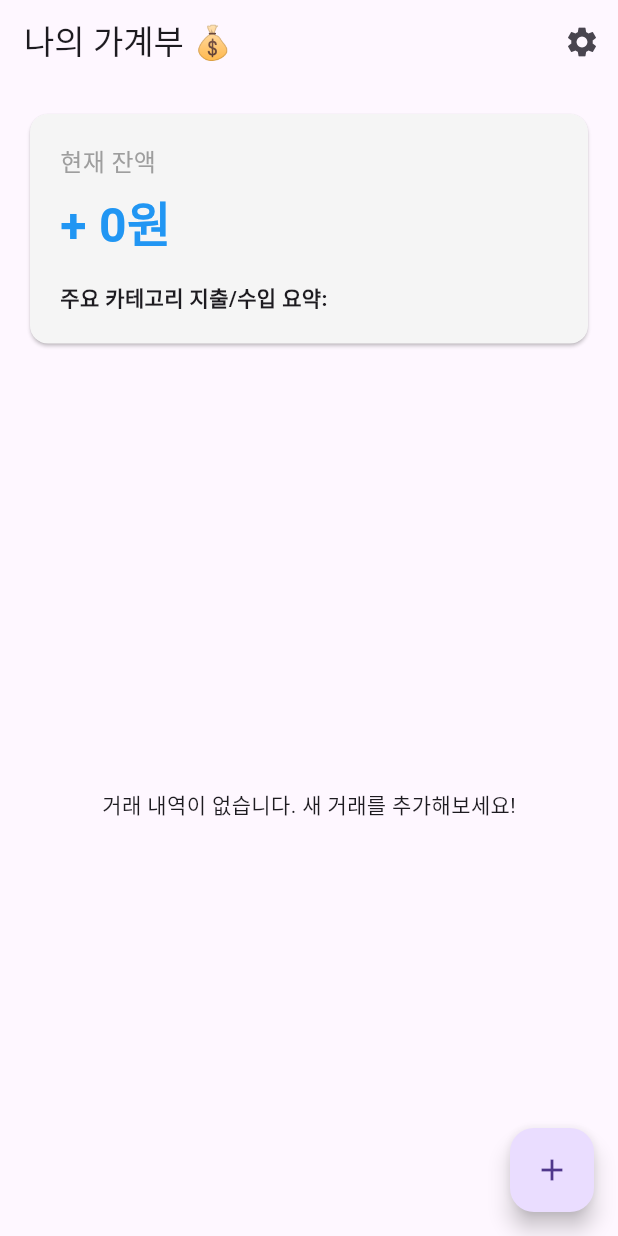
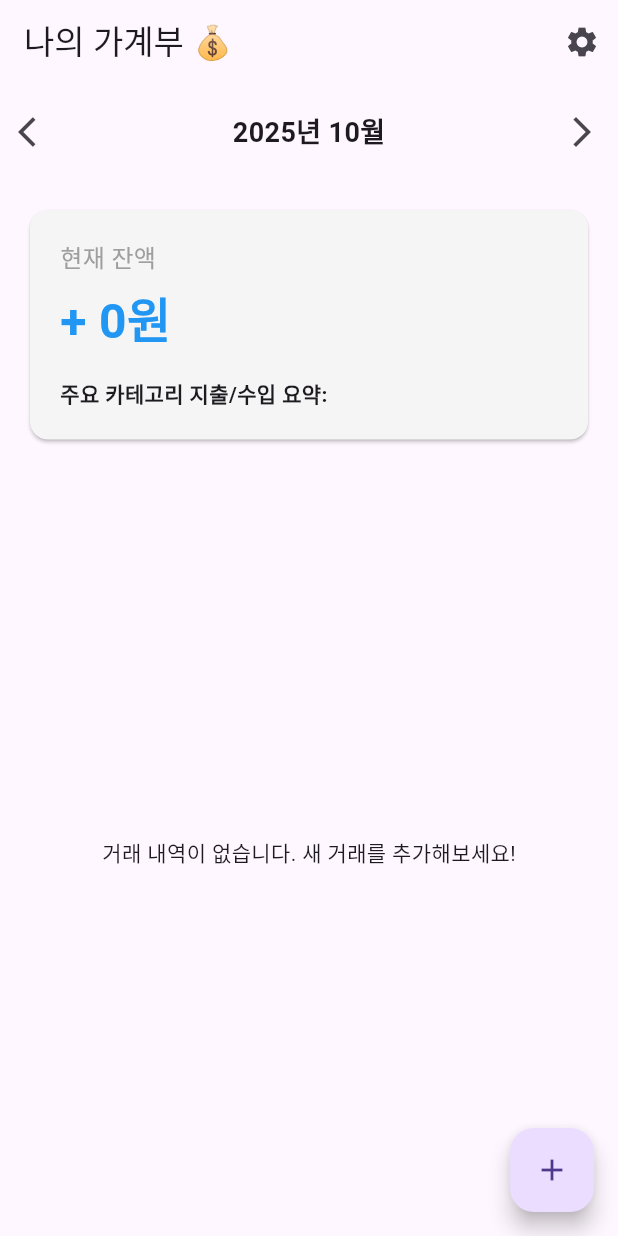
Before and after one commit to flutterkage2k/flutterhivetestingamountapp251010, a Flutter app: the screen it shows after launch, on a phone screen of 412 x 824 dp. Run offline on Flutter 3.47's test engine with Material 3 defaults, Android fonts, the phone set to English and light mode, and no system bars; our stand-ins replace flutter_riverpod, hive, hive_flutter; accounts and stored records are empty.

Commit message:
monthly 구별

```diff
--- a/lib/main.dart
+++ b/lib/main.dart
@@ -6,7 +6,7 @@ import 'package:flutterhivetestingamountapp251010/model/transaction.dart';
 import 'package:flutterhivetestingamountapp251010/model/transaction_type.dart';
 import 'package:flutterhivetestingamountapp251010/repository/category_repository.dart';
 import 'package:flutterhivetestingamountapp251010/view/transaction_list_view.dart';
-import 'package:hive/hive.dart';
+import 'package:hive_flutter/hive_flutter.dart';
 
 import 'repository/transaction_repository.dart'; // Repository 임포트
 
@@ -14,6 +14,10 @@ import 'repository/transaction_repository.dart'; // Repository 임포트
 void main() async {
   // Flutter 엔진 초기화 보장 (비동기 처리 전에 필요)
   WidgetsFlutterBinding.ensureInitialized();
+
+  // ⭐️ 1. Hive 초기화 책임 이관 및 경로 안정화 ⭐️
+  // main.dart에서 직접 Hive를 초기화하여 영구적인 저장소 경로를 보장합니다.
+  await Hive.initFlutter();
 
   // ⭐️ 중요: Repository 초기화 전에 모든 어댑터를 등록합니다. ⭐️
   if (!Hive.isAdapterRegistered(TransactionTypeAdapter().typeId)) {
--- a/lib/provider/balance_provider.dart
+++ b/lib/provider/balance_provider.dart
@@ -1,23 +1,21 @@
-// lib/provider/balance_provider.dart
+// lib/provider/balance_provider.dart (수정)
 
 import 'package:flutter_riverpod/flutter_riverpod.dart';
 
 import '../model/transaction_type.dart';
-import 'transaction_notifier.dart'; // 거래 목록 Provider 임포트
+import 'transaction_notifier.dart'; // ⭐️ filteredTransactionsProvider 사용 ⭐️
 
 // 모든 거래를 바탕으로 현재 잔액을 계산하는 Provider
 final balanceProvider = Provider<int>((ref) {
-  // transactionProvider의 상태(거래 목록)가 변경될 때마다 자동으로 재계산됩니다.
-  final transactions = ref.watch(transactionProvider);
+  // ⭐️ 수정: transactionProvider 대신 filteredTransactionsProvider를 watch합니다. ⭐️
+  final transactions = ref.watch(filteredTransactionsProvider);
 
   int balance = 0;
 
   for (final transaction in transactions) {
     if (transaction.type == TransactionType.income) {
-      // 수입은 잔액에 더합니다.
       balance += transaction.amount;
     } else if (transaction.type == TransactionType.expense) {
-      // 지출은 잔액에서 뺍니다.
       balance -= transaction.amount;
     }
   }
--- a/lib/provider/category_summary_provider.dart
+++ b/lib/provider/category_summary_provider.dart
@@ -1,37 +1,28 @@
-// lib/provider/category_summary_provider.dart
+// lib/provider/category_summary_provider.dart (수정)
 
 import 'package:flutter_riverpod/flutter_riverpod.dart';
 
 import '../model/transaction_type.dart';
-import 'category_notifier.dart'; // 카테고리 이름을 조회하기 위해 필요
-import 'transaction_notifier.dart';
+import 'category_notifier.dart'; // categoryMapProvider 사용
+import 'transaction_notifier.dart'; // ⭐️ filteredTransactionsProvider 사용 ⭐️
 
-// 카테고리 이름(String)을 키로, 총 금액(int)을 값으로 저장할 타입 정의
-// Map<String, int>를 사용해 데이터의 정확성(Type Safety)을 보장합니다.
 typedef CategorySummary = Map<String, int>;
 
 // 카테고리별 합계를 계산하는 Provider
 final categorySummaryProvider = Provider<CategorySummary>((ref) {
-  // 1. 거래 목록과 카테고리 맵을 watch하여 변경 시 자동 재계산
-  final transactions = ref.watch(transactionProvider);
-  final categoryMap = ref.watch(categoryMapProvider); // key(int)를 name(String)으로 변환하는 맵
+  // ⭐️ 수정: transactionProvider 대신 filteredTransactionsProvider를 watch합니다. ⭐️
+  final transactions = ref.watch(filteredTransactionsProvider);
+  final categoryMap = ref.watch(categoryMapProvider);
 
-  // 카테고리별 합계를 저장할 Map을 초기화합니다.
   final Map<String, int> summary = {};
 
   for (final transaction in transactions) {
-    // 2. Transaction의 categoryKey를 사용하여 실제 카테고리 이름(String)을 조회
     final categoryName = categoryMap[transaction.categoryKey];
-
-    // 카테고리 이름이 존재하지 않으면 (삭제되었거나 오류 등) 건너뜁니다.
     if (categoryName == null) continue;
 
     final amount = transaction.amount;
-
-    // 3. 수입/지출에 따라 부호를 결정하여 합산 (지출은 음수)
     final signedAmount = transaction.type == TransactionType.expense ? -amount : amount;
 
-    // 4. Map에 해당 카테고리가 이미 있으면 기존 금액에 더하고, 없으면 새롭게 추가합니다.
     summary.update(
       categoryName,
       (existingAmount) => existingAmount + signedAmount,
@@ -39,6 +30,5 @@ final categorySummaryProvider = Provider<CategorySummary>((ref) {
     );
   }
 
-  // 5. 계산된 요약 맵을 반환합니다.
   return summary;
 });
--- /dev/null
+++ b/lib/provider/current_month_provider.dart
@@ -0,0 +1,24 @@
+// lib/provider/current_month_provider.dart
+
+// 상태는 현재 보고 있는 연도와 월을 나타내는 DateTime 객체입니다.
+import 'package:flutter_riverpod/flutter_riverpod.dart';
+
+final currentMonthProvider = StateNotifierProvider<CurrentMonthNotifier, DateTime>((ref) {
+  // 앱 시작 시, 오늘 날짜의 연도/월을 기본값으로 설정합니다.
+  final now = DateTime.now();
+  return CurrentMonthNotifier(DateTime(now.year, now.month));
+});
+
+class CurrentMonthNotifier extends StateNotifier<DateTime> {
+  CurrentMonthNotifier(super.state);
+
+  // 이전 달로 이동
+  void moveToPreviousMonth() {
+    state = DateTime(state.year, state.month - 1);
+  }
+
+  // 다음 달로 이동
+  void moveToNextMonth() {
+    state = DateTime(state.year, state.month + 1);
+  }
+}
--- a/lib/provider/transaction_notifier.dart
+++ b/lib/provider/transaction_notifier.dart
@@ -1,6 +1,7 @@
 // lib/provider/transaction_notifier.dart
 
 import 'package:flutter_riverpod/flutter_riverpod.dart';
+import 'package:flutterhivetestingamountapp251010/provider/current_month_provider.dart';
 
 import '../model/transaction.dart';
 import '../repository/transaction_repository.dart';
@@ -68,3 +69,30 @@ final transactionProvider = StateNotifierProvider<TransactionNotifier, List<Tran
 
   return notifier;
 });
+
+// ⭐️ 필터링된 거래 목록 Provider ⭐️
+final filteredTransactionsProvider = Provider<List<Transaction>>((ref) {
+  // 현재 선택된 월(StateNotifier)을 watch합니다.
+  final currentMonth = ref.watch(currentMonthProvider);
+
+  // ⭐️ 수정: allTransactionsAsync 대신 allTransactions로 변수명 변경 ⭐️
+  // ⭐️ 그리고 .whenData 없이 List<Transaction>을 직접 watch합니다. ⭐️
+  final allTransactions = ref.watch(transactionProvider); // List<Transaction> 타입
+
+  // 만약 allTransactions가 비어있다면 필터링을 건너뜁니다.
+  if (allTransactions.isEmpty) {
+    return [];
+  }
+
+  // 필터링 시작일 (월의 첫 날)
+  final startOficialMonth = DateTime(currentMonth.year, currentMonth.month, 1);
+  // 필터링 종료일 (다음 달의 첫 날)
+  final startOfNextMonth = DateTime(currentMonth.year, currentMonth.month + 1, 1);
+
+  return allTransactions.where((t) {
+    // 거래 날짜가 선택된 월의 시작일보다 크거나 같고
+    // 다음 달의 시작일보다 작은 경우만 포함합니다.
+    return t.date.isBefore(startOfNextMonth) &&
+        t.date.isAfter(startOficialMonth.subtract(const Duration(milliseconds: 1)));
+  }).toList();
+});
--- a/lib/view/transaction_list_view.dart
+++ b/lib/view/transaction_list_view.dart
@@ -1,12 +1,14 @@
-// lib/view/transaction_list_view.dart (재구성된 최종 코드)
+// lib/view/transaction_list_view.dart (전체 수정)
 
 import 'package:flutter/material.dart';
 import 'package:flutter_riverpod/flutter_riverpod.dart';
-import 'package:flutterhivetestingamountapp251010/view/category_list_view.dart';
 import 'package:flutterhivetestingamountapp251010/view/widget/summary_card.dart';
 import 'package:flutterhivetestingamountapp251010/view/widget/transaction_list_item.dart';
+import 'package:intl/intl.dart'; // 날짜 포맷팅을 위해 필요
 
-import '../provider/transaction_notifier.dart';
+import '../provider/current_month_provider.dart'; // 월 이동 Notifier 사용
+import '../provider/transaction_notifier.dart'; // filteredTransactionsProvider 사용
+import 'category_list_view.dart';
 import 'transaction_form.dart';
 
 class TransactionListView extends ConsumerWidget {
@@ -14,8 +16,15 @@ class TransactionListView extends ConsumerWidget {
 
   @override
   Widget build(BuildContext context, WidgetRef ref) {
-    // 앱의 핵심 상태인 거래 목록만 watch합니다.
-    final transactions = ref.watch(transactionProvider);
+    // ⭐️ 1. 필터링된 거래 목록 watch ⭐️
+    final transactions = ref.watch(filteredTransactionsProvider);
+
+    // ⭐️ 2. 현재 선택된 월(DateTime) watch ⭐️
+    final currentMonth = ref.watch(currentMonthProvider);
+    final monthNotifier = ref.read(currentMonthProvider.notifier);
+
+    // 현재 월을 "YYYY년 MM월" 형식으로 포맷팅
+    final monthFormatter = DateFormat('yyyy년 MM월');
 
     return Scaffold(
       appBar: AppBar(
@@ -26,7 +35,6 @@ class TransactionListView extends ConsumerWidget {
             onPressed: () {
               Navigator.of(context).push(
                 MaterialPageRoute(
-                  // ⭐️ CategoryListView로 이동 ⭐️
                   builder: (context) => const CategoryListView(),
                 ),
               );
@@ -36,17 +44,44 @@ class TransactionListView extends ConsumerWidget {
       ),
       body: Column(
         children: [
-          // ⭐️ 1. SummaryCard 위젯으로 잔액/요약 영역 대체 ⭐️
+          // ⭐️ 월 선택 컨트롤러 영역 ⭐️
+          Padding(
+            padding: const EdgeInsets.symmetric(vertical: 8.0),
+            child: Row(
+              mainAxisAlignment: MainAxisAlignment.spaceBetween,
+              children: [
+                // 이전 달 버튼
+                IconButton(
+                  icon: const Icon(Icons.arrow_back_ios),
+                  onPressed: monthNotifier.moveToPreviousMonth,
+                ),
+                // 현재 선택된 월 표시
+                Text(
+                  monthFormatter.format(currentMonth),
+                  style: const TextStyle(fontSize: 18, fontWeight: FontWeight.bold),
+                ),
+                // 다음 달 버튼
+                IconButton(
+                  icon: const Icon(Icons.arrow_forward_ios),
+                  onPressed: monthNotifier.moveToNextMonth,
+                ),
+              ],
+            ),
+          ),
+
+          // 3. SummaryCard 위젯으로 잔액/요약 영역 대체
+          // SummaryCard 내부 Provider는 filteredTransactionsProvider를 watch하도록 수정이 필요합니다.
+          // 현재는 SummaryCard가 transactionProvider 전체를 watch하고 있을 가능성이 높습니다.
+          // (필요 시 SummaryCard 내부 Provider도 filteredTransactionsProvider를 참조하도록 수정해야 함)
           const SummaryCard(),
 
-          // 2. 거래 리스트 영역
+          // 4. 거래 리스트 영역
           Expanded(
             child: transactions.isEmpty
                 ? const Center(child: Text('거래 내역이 없습니다. 새 거래를 추가해보세요!'))
                 : ListView.builder(
                     itemCount: transactions.length,
                     itemBuilder: (context, index) {
-                      // ⭐️ 3. TransactionListItem 위젯으로 각 항목 대체 ⭐️
                       return TransactionListItem(transaction: transactions[index]);
                     },
                   ),
```
Also changed, not shown: lib/repository/category_repository.dart (+27 -15 lines), lib/repository/transaction_repository.dart (+20 -34 lines).
